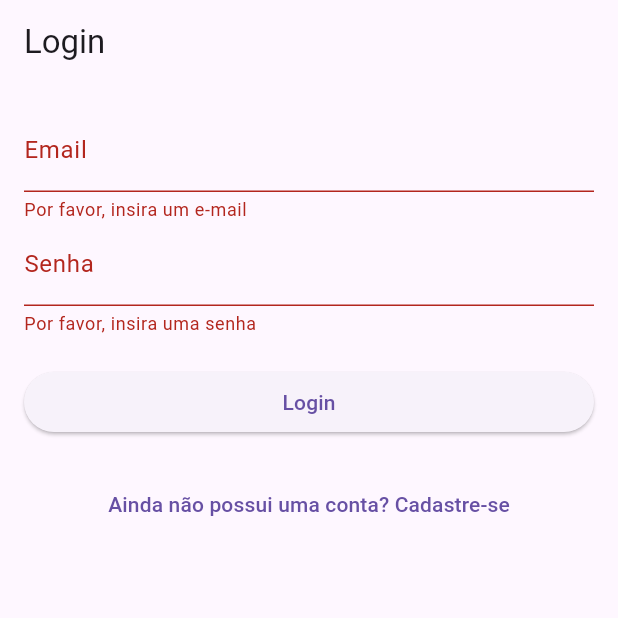
After one commit to BIG4TECH/SistemaPagamento, a Flutter app: the screen it shows after launch, after a tap on "Login", on a phone screen of 412 x 824 dp, the top half of it. The commit adds this screen. Run offline on Flutter 3.47's test engine with Material 3 defaults, Android fonts, the phone set to English and light mode, and no system bars; our stand-ins replace cloud_firestore, firebase_auth, firebase_core, sqflite; accounts and stored records are empty; network calls fail.

Commit message:
Login e CRUD produtos funcionando

```diff
--- a/lib/main.dart
+++ b/lib/main.dart
@@ -1,6 +1,7 @@
 import 'package:flutter/material.dart';
 import 'package:firebase_core/firebase_core.dart';
 import 'package:sistema_pagamento/screens/telaCadastroPessoa.dart';
+import 'package:sistema_pagamento/screens/telaLogin.dart';
 import 'firebase_options.dart';
 
 void main() async {
@@ -9,5 +10,5 @@ void main() async {
     options: DefaultFirebaseOptions.currentPlatform,
   );
   runApp(const MaterialApp(
-      debugShowCheckedModeBanner: false, home: SignupScreen()));
+      debugShowCheckedModeBanner: false, home: LoginScreen()));
 }
--- a/lib/screens/telaCadastroPessoa.dart
+++ b/lib/screens/telaCadastroPessoa.dart
@@ -1,8 +1,9 @@
-// ignore_for_file: prefer_const_constructors
+// ignore_for_file: prefer_const_constructors, use_build_context_synchronously
 
 import 'package:flutter/material.dart';
 import 'package:firebase_auth/firebase_auth.dart';
 import 'package:cloud_firestore/cloud_firestore.dart';
+import 'package:sistema_pagamento/screens/telaLogin.dart';
 
 class SignupScreen extends StatefulWidget {
   const SignupScreen({super.key});
@@ -45,6 +46,8 @@ class _SignupScreenState extends State<SignupScreen> {
             content: Text('Cadastro concluído: ${userCredential.user!.email}'),
             duration: Duration(seconds: 5), // Duração da SnackBar
           );
+          Navigator.push(
+              context, MaterialPageRoute(builder: (context) => LoginScreen()));
           // Exibe a SnackBar
           ScaffoldMessenger.of(context).showSnackBar(snackBar);
         } else {
--- /dev/null
+++ b/lib/screens/telaLogin.dart
@@ -0,0 +1,127 @@
+// ignore_for_file: prefer_const_constructors, library_private_types_in_public_api, use_build_context_synchronously
+
+import 'package:firebase_auth/firebase_auth.dart';
+import 'package:flutter/material.dart';
+import 'package:sistema_pagamento/screens/home.dart';
+import 'package:sistema_pagamento/screens/telaCadastroPessoa.dart';
+
+class LoginScreen extends StatefulWidget {
+  const LoginScreen({super.key});
+
+  @override
+  _LoginScreenState createState() => _LoginScreenState();
+}
+
+class _LoginScreenState extends State<LoginScreen> {
+  final _formKey = GlobalKey<FormState>();
+  final _emailController = TextEditingController();
+  final _passwordController = TextEditingController();
+  bool _isLoading = false;
+
+  Future<void> _login() async {
+    if (_formKey.currentState?.validate() ?? false) {
+      setState(() {
+        _isLoading = true;
+      });
+
+      try {
+        await FirebaseAuth.instance.signInWithEmailAndPassword(
+          email: _emailController.text,
+          password: _passwordController.text,
+        );
+        // Navigate to the home screen if login is successful
+        Navigator.pushReplacement(
+          context,
+          MaterialPageRoute(builder: (context) => Home()),
+        );
+      } on FirebaseAuthException catch (e) {
+        showDialog(
+          context: context,
+          builder: (context) => AlertDialog(
+            title: Text('Falha no login'),
+            content: Text('Email ou senha incorretos'),
+            actions: [
+              TextButton(
+                onPressed: () {
+                  Navigator.of(context).pop();
+                },
+                child: Text('OK'),
+              ),
+            ],
+          ),
+        );
+      } finally {
+        setState(() {
+          _isLoading = false;
+        });
+      }
+    }
+  }
+
+  @override
+  Widget build(BuildContext context) {
+    return Scaffold(
+      appBar: AppBar(
+        title: Text('Login'),
+      ),
+      body: Padding(
+        padding: const EdgeInsets.all(16.0),
+        child: Form(
+          key: _formKey,
+          child: Column(
+            crossAxisAlignment: CrossAxisAlignment.stretch,
+            children: [
+              TextFormField(
+                controller: _emailController,
+                decoration: InputDecoration(labelText: 'Email'),
+                keyboardType: TextInputType.emailAddress,
+                validator: (value) {
+                  if (value?.isEmpty ?? true) {
+                    return 'Por favor, insira um e-mail';
+                  }
+                  return null;
+                },
+              ),
+              TextFormField(
+                controller: _passwordController,
+                decoration: InputDecoration(labelText: 'Senha'),
+                obscureText: true,
+                validator: (value) {
+                  if (value?.isEmpty ?? true) {
+                    return 'Por favor, insira uma senha';
+                  }
+                  return null;
+                },
+              ),
+              SizedBox(height: 20),
+              _isLoading
+                  ? Center(child: CircularProgressIndicator())
+                  : ElevatedButton(
+                      onPressed: _login,
+                      child: Text('Login'),
+                    ),
+              SizedBox(height: 20),
+              TextButton(
+                onPressed: () {
+                  // Navigate to the registration screen
+                  Navigator.push(
+                    context,
+                    MaterialPageRoute(builder: (context) => SignupScreen()),
+                  );
+                },
+                child: Text('Ainda não possui uma conta? Cadastre-se'),
+              ),
+            ],
+          ),
+        ),
+      ),
+    );
+  }
+
+  @override
+  void dispose() {
+    _emailController.dispose();
+    _passwordController.dispose();
+    super.dispose();
+  }
+}
```
Also changed, not shown: lib/screens/home.dart (+15 -1 lines), lib/screens/telaCadastro.dart (+127 -93 lines), lib/screens/telaProdutos.dart (+53 -103 lines), lib/screens/widgets/menuDrawer.dart (+5 -3 lines).
